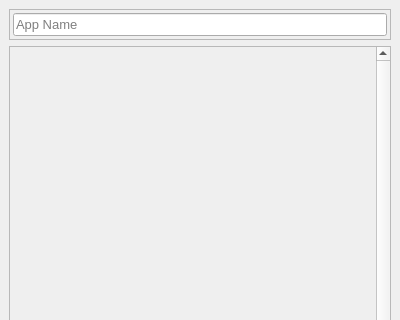
Above: mainwindow.ui from snow-w2525/my-launcher before the change; both pictures show x 0 to 400 and y 0 to 320 of the 400 by 800 pixel window. Below: the same form after it.
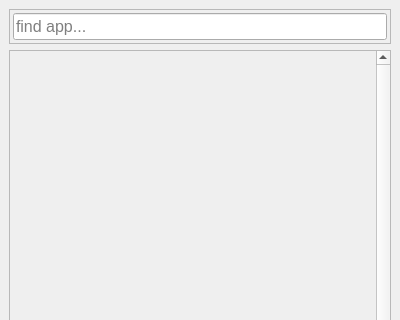
That is the form after the change.

Patch:
```diff
--- a/mainwindow.ui
+++ b/mainwindow.ui
@@ -69,11 +69,11 @@
         <widget class="QLineEdit" name="lineEdit_browse">
          <property name="font">
           <font>
-           <pointsize>10</pointsize>
+           <pointsize>12</pointsize>
           </font>
          </property>
          <property name="placeholderText">
-          <string>App Name</string>
+          <string>find app...</string>
          </property>
         </widget>
        </item>
@@ -97,7 +97,7 @@
          <x>0</x>
          <y>0</y>
          <width>366</width>
-         <height>698</height>
+         <height>694</height>
         </rect>
        </property>
       </widget>
```
